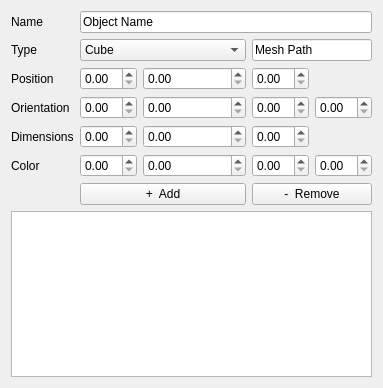
Above: resource/add_object_panel.ui from Lab-CORO/curobo_rviz before the change. Below: the same form after it.
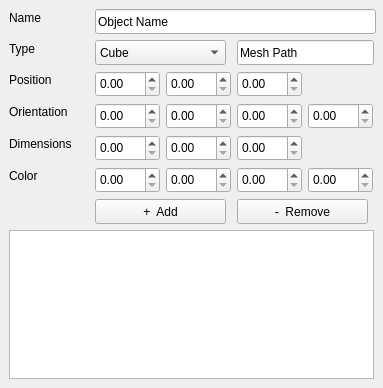
That is the form after the change.

Commit message: try to de-break the ui

```diff
--- a/resource/add_object_panel.ui
+++ b/resource/add_object_panel.ui
@@ -13,30 +13,54 @@
   <property name="windowTitle">
    <string>Form</string>
   </property>
-  <layout class="QGridLayout" name="gridLayout">
-   <item row="0" column="0">
     <widget class="QLabel" name="labelName">
+   <property name="geometry">
+    <rect>
+     <x>9</x>
+     <y>9</y>
+     <width>41</width>
+     <height>17</height>
+    </rect>
+   </property>
      <property name="text">
       <string>Name</string>
      </property>
     </widget>
-   </item>
-   <item row="0" column="1" colspan="5">
     <widget class="QLineEdit" name="lineEditName">
+   <property name="geometry">
+    <rect>
+     <x>95</x>
+     <y>9</y>
+     <width>281</width>
+     <height>25</height>
+    </rect>
+   </property>
      <property name="text">
       <string>Object Name</string>
      </property>
     </widget>
-   </item>
-   <item row="1" column="0">
     <widget class="QLabel" name="labelType">
+   <property name="geometry">
+    <rect>
+     <x>9</x>
+     <y>40</y>
+     <width>33</width>
+     <height>17</height>
+    </rect>
+   </property>
      <property name="text">
       <string>Type</string>
      </property>
     </widget>
-   </item>
-   <item row="1" column="4" colspan="2">
     <widget class="QLineEdit" name="lineEditMeshPath">
+   <property name="geometry">
+    <rect>
+     <x>237</x>
+     <y>40</y>
+     <width>137</width>
+     <height>25</height>
+    </rect>
+   </property>
      <property name="text">
       <string>Mesh Path</string>
      </property>
@@ -44,89 +68,230 @@
       <bool>false</bool>
      </property>
     </widget>
-   </item>
-   <item row="2" column="0">
     <widget class="QLabel" name="labelPosition">
+   <property name="geometry">
+    <rect>
+     <x>9</x>
+     <y>71</y>
+     <width>56</width>
+     <height>17</height>
+    </rect>
+   </property>
      <property name="text">
       <string>Position</string>
      </property>
     </widget>
-   </item>
-   <item row="2" column="1">
-    <widget class="QDoubleSpinBox" name="doubleSpinBoxPositionX"/>
-   </item>
-   <item row="2" column="2" colspan="2">
-    <widget class="QDoubleSpinBox" name="doubleSpinBoxPositionY"/>
-   </item>
-   <item row="2" column="4">
-    <widget class="QDoubleSpinBox" name="doubleSpinBoxPositionZ"/>
-   </item>
-   <item row="3" column="0">
+  <widget class="QDoubleSpinBox" name="doubleSpinBoxPositionX">
+   <property name="geometry">
+    <rect>
+     <x>95</x>
+     <y>71</y>
+     <width>65</width>
+     <height>26</height>
+    </rect>
+   </property>
+  </widget>
+  <widget class="QDoubleSpinBox" name="doubleSpinBoxPositionY">
+   <property name="geometry">
+    <rect>
+     <x>166</x>
+     <y>71</y>
+     <width>65</width>
+     <height>26</height>
+    </rect>
+   </property>
+  </widget>
+  <widget class="QDoubleSpinBox" name="doubleSpinBoxPositionZ">
+   <property name="geometry">
+    <rect>
+     <x>237</x>
+     <y>71</y>
+     <width>65</width>
+     <height>26</height>
+    </rect>
+   </property>
+  </widget>
     <widget class="QLabel" name="labelOrientation">
+   <property name="geometry">
+    <rect>
+     <x>9</x>
+     <y>103</y>
+     <width>80</width>
+     <height>17</height>
+    </rect>
+   </property>
      <property name="text">
       <string>Orientation</string>
      </property>
     </widget>
-   </item>
-   <item row="3" column="1">
-    <widget class="QDoubleSpinBox" name="doubleSpinBoxOrientationX"/>
-   </item>
-   <item row="3" column="2" colspan="2">
-    <widget class="QDoubleSpinBox" name="doubleSpinBoxOrientationY"/>
-   </item>
-   <item row="3" column="4">
-    <widget class="QDoubleSpinBox" name="doubleSpinBoxOrientationZ"/>
-   </item>
-   <item row="3" column="5">
-    <widget class="QDoubleSpinBox" name="doubleSpinBoxOrientationW"/>
-   </item>
-   <item row="4" column="0">
+  <widget class="QDoubleSpinBox" name="doubleSpinBoxOrientationX">
+   <property name="geometry">
+    <rect>
+     <x>95</x>
+     <y>103</y>
+     <width>65</width>
+     <height>26</height>
+    </rect>
+   </property>
+  </widget>
+  <widget class="QDoubleSpinBox" name="doubleSpinBoxOrientationY">
+   <property name="geometry">
+    <rect>
+     <x>166</x>
+     <y>103</y>
+     <width>65</width>
+     <height>26</height>
+    </rect>
+   </property>
+  </widget>
+  <widget class="QDoubleSpinBox" name="doubleSpinBoxOrientationZ">
+   <property name="geometry">
+    <rect>
+     <x>237</x>
+     <y>103</y>
+     <width>65</width>
+     <height>26</height>
+    </rect>
+   </property>
+  </widget>
+  <widget class="QDoubleSpinBox" name="doubleSpinBoxOrientationW">
+   <property name="geometry">
+    <rect>
+     <x>308</x>
+     <y>103</y>
+     <width>65</width>
+     <height>26</height>
+    </rect>
+   </property>
+  </widget>
     <widget class="QLabel" name="labelDimensions">
+   <property name="geometry">
+    <rect>
+     <x>9</x>
+     <y>135</y>
+     <width>79</width>
+     <height>17</height>
+    </rect>
+   </property>
      <property name="text">
       <string>Dimensions</string>
      </property>
     </widget>
-   </item>
-   <item row="4" column="1">
-    <widget class="QDoubleSpinBox" name="doubleSpinBoxDimensionX"/>
-   </item>
-   <item row="4" column="2" colspan="2">
-    <widget class="QDoubleSpinBox" name="doubleSpinBoxDimensionY"/>
-   </item>
-   <item row="4" column="4">
-    <widget class="QDoubleSpinBox" name="doubleSpinBoxDimensionZ"/>
-   </item>
-   <item row="5" column="0">
+  <widget class="QDoubleSpinBox" name="doubleSpinBoxDimensionX">
+   <property name="geometry">
+    <rect>
+     <x>95</x>
+     <y>135</y>
+     <width>65</width>
+     <height>26</height>
+    </rect>
+   </property>
+  </widget>
+  <widget class="QDoubleSpinBox" name="doubleSpinBoxDimensionY">
+   <property name="geometry">
+    <rect>
+     <x>166</x>
+     <y>135</y>
+     <width>65</width>
+     <height>26</height>
+    </rect>
+   </property>
+  </widget>
+  <widget class="QDoubleSpinBox" name="doubleSpinBoxDimensionZ">
+   <property name="geometry">
+    <rect>
+     <x>237</x>
+     <y>135</y>
+     <width>65</width>
+     <height>26</height>
+    </rect>
+   </property>
+  </widget>
     <widget class="QLabel" name="labelColor">
+   <property name="geometry">
+    <rect>
+     <x>9</x>
+     <y>167</y>
+     <width>37</width>
+     <height>17</height>
+    </rect>
+   </property>
      <property name="text">
       <string>Color</string>
      </property>
     </widget>
-   </item>
-   <item row="5" column="1">
-    <widget class="QDoubleSpinBox" name="doubleSpinBoxColorR"/>
-   </item>
-   <item row="5" column="2" colspan="2">
-    <widget class="QDoubleSpinBox" name="doubleSpinBoxColorG"/>
-   </item>
-   <item row="5" column="4">
-    <widget class="QDoubleSpinBox" name="doubleSpinBoxColorB"/>
-   </item>
-   <item row="5" column="5">
-    <widget class="QDoubleSpinBox" name="doubleSpinBoxColorA"/>
-   </item>
-   <item row="7" column="0" colspan="6">
-    <widget class="QListWidget" name="listWidgetObjects"/>
-   </item>
-   <item row="6" column="4" colspan="2">
+  <widget class="QDoubleSpinBox" name="doubleSpinBoxColorR">
+   <property name="geometry">
+    <rect>
+     <x>95</x>
+     <y>167</y>
+     <width>65</width>
+     <height>26</height>
+    </rect>
+   </property>
+  </widget>
+  <widget class="QDoubleSpinBox" name="doubleSpinBoxColorG">
+   <property name="geometry">
+    <rect>
+     <x>166</x>
+     <y>167</y>
+     <width>65</width>
+     <height>26</height>
+    </rect>
+   </property>
+  </widget>
+  <widget class="QDoubleSpinBox" name="doubleSpinBoxColorB">
+   <property name="geometry">
+    <rect>
+     <x>237</x>
+     <y>167</y>
+     <width>65</width>
+     <height>26</height>
+    </rect>
+   </property>
+  </widget>
+  <widget class="QDoubleSpinBox" name="doubleSpinBoxColorA">
+   <property name="geometry">
+    <rect>
+     <x>308</x>
+     <y>167</y>
+     <width>65</width>
+     <height>26</height>
+    </rect>
+   </property>
+  </widget>
+  <widget class="QListWidget" name="listWidgetObjects">
+   <property name="geometry">
+    <rect>
+     <x>9</x>
+     <y>230</y>
+     <width>365</width>
+     <height>149</height>
+    </rect>
+   </property>
+  </widget>
     <widget class="QPushButton" name="pushButtonRemove">
+   <property name="geometry">
+    <rect>
+     <x>237</x>
+     <y>199</y>
+     <width>131</width>
+     <height>25</height>
+    </rect>
+   </property>
      <property name="text">
       <string>-  Remove</string>
      </property>
     </widget>
-   </item>
-   <item row="1" column="1" colspan="3">
     <widget class="QComboBox" name="comboBoxObjects">
+   <property name="geometry">
+    <rect>
+     <x>95</x>
+     <y>40</y>
+     <width>131</width>
+     <height>25</height>
+    </rect>
+   </property>
      <item>
       <property name="text">
        <string>Cube</string>
@@ -153,15 +318,19 @@
       </property>
      </item>
     </widget>
-   </item>
-   <item row="6" column="1" colspan="3">
     <widget class="QPushButton" name="pushButtonAdd">
+   <property name="geometry">
+    <rect>
+     <x>95</x>
+     <y>199</y>
+     <width>131</width>
+     <height>25</height>
+    </rect>
+   </property>
      <property name="text">
       <string>+  Add</string>
      </property>
     </widget>
-   </item>
-  </layout>
  </widget>
  <resources/>
  <connections/>
```
Lines whose indentation alone changed are shown as unchanged.
